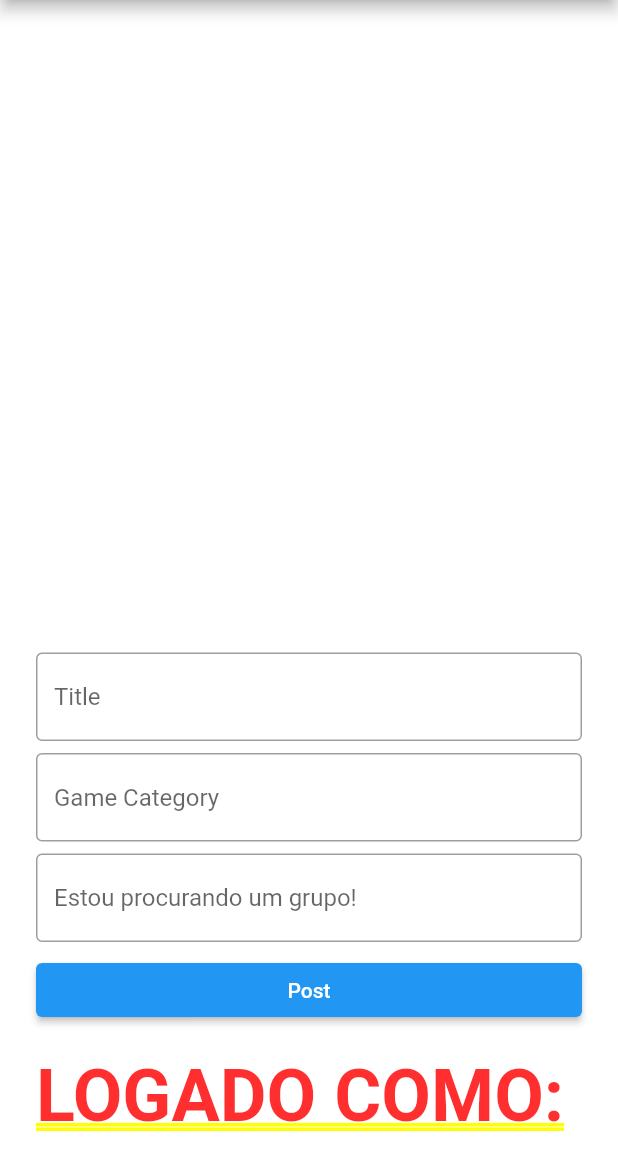
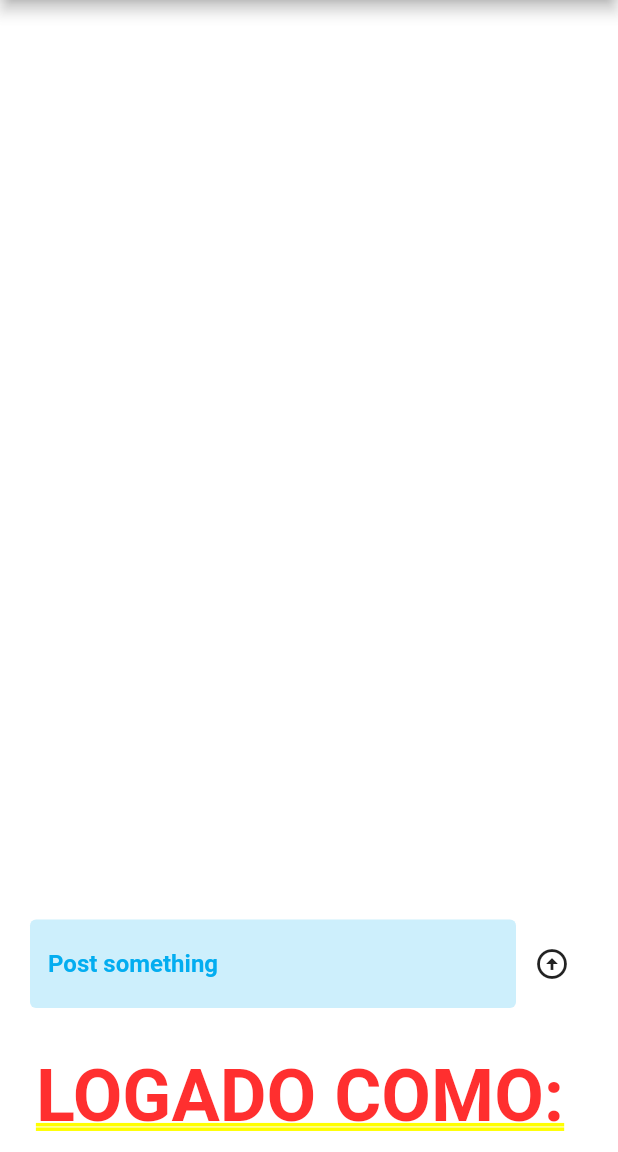
Before and after one commit to PedroPassos87/nuniplay, a Flutter app: the HomePage screen opened directly, on a phone screen of 412 x 824 dp, the part 84-1236 px from its top. Run offline on Flutter 3.47's test engine with Material 2 defaults, Android fonts, the phone set to English and light mode, and no system bars; our stand-ins replace animated_background, cloud_firestore, firebase_auth, firebase_core, flutter_spinkit, google_sign_in and 1 more; accounts and stored records are empty.

Commit message:
post basico funcionando (sem front)

```diff
--- a/lib/components/post.dart
+++ b/lib/components/post_firsttry.dart
@@ -1,3 +1,5 @@
+// trying to make a post class for the first time. 3 distinct fields etc
+
 import 'package:flutter/material.dart';
 
 class Post extends StatelessWidget {
--- a/lib/pages/home_page.dart
+++ b/lib/pages/home_page.dart
@@ -4,7 +4,9 @@ import 'package:cloud_firestore/cloud_firestore.dart';
 import 'package:firebase_auth/firebase_auth.dart';
 import 'package:flutter/material.dart';
 import 'package:uniplay/components/drawer.dart';
-import 'package:uniplay/components/post.dart';
+import 'package:uniplay/components/my_textfieldB.dart';
+import 'package:uniplay/components/post_firsttry.dart';
+import 'package:uniplay/components/post_sectry.dart';
 import 'package:uniplay/pages/profile_page.dart';
 
 class HomePage extends StatefulWidget {
@@ -34,30 +36,28 @@ class _HomePageState extends State<HomePage> {
     );
   }
 
-  // ERROR ???
   // text controllers for each part of the post
-  final titleController = TextEditingController();
-  final bodyController = TextEditingController();
-  final gameCategoryController = TextEditingController();
+  // final titleController = TextEditingController();
+  // final bodyController = TextEditingController();
+  // final gameCategoryController = TextEditingController();
+
+  // text controller
+  final textController = TextEditingController();
 
   //sign out
   void signUserOut() {
     FirebaseAuth.instance.signOut();
   }
 
-  // ERROR ???
+  // method that does the posting itself
   void postMessage() {
     // posts only if theres something on all fields
-    if (titleController.text.isNotEmpty ||
-        bodyController.text.isNotEmpty ||
-        gameCategoryController.text.isNotEmpty) {
+    if (textController.text.isNotEmpty) {
       // stores in firebase
       FirebaseFirestore.instance.collection("User Posts").add({
-        "User Email": currentUser.email,
-        "Post title": titleController.text,
-        "Post body": bodyController.text,
-        "Game Category": gameCategoryController.text,
-        "Timestamp": Timestamp.now(),
+        "Message": textController.text,
+        "UserEmail": currentUser.email,
+        "TimeStamp": Timestamp.now(),
       });
     }
   }
@@ -77,6 +77,8 @@ class _HomePageState extends State<HomePage> {
           ),
         ],
       ),
+
+      // sending posts to db
       body: Column(
         children: [
           Expanded(
@@ -93,66 +95,42 @@ class _HomePageState extends State<HomePage> {
                   return ListView.builder(
                     itemCount: snapshot.data!.docs.length,
                     itemBuilder: (context, index) {
+                      // get the actual post
                       final post = snapshot.data!.docs[index];
-                      return Post(
-                        title: post['Title'],
-                        body: post['Body'],
-                        user: post['User'],
-                        gameCategory: post['Category'],
+                      return BasicPost(
+                        body: post['Message'],
+                        user: post['UserEmail'],
                       );
                     },
                   );
                 } else if (snapshot.hasError) {
                   return Center(
-                    child: Text("Erro ao carregar os dados."),
+                    child: Text('Erro: $snapshot.error.toString()'),
                   );
-                } else {
-                  return CircularProgressIndicator(); // Adicione um indicador de carregamento
                 }
+                return const Center(
+                  child: CircularProgressIndicator(),
+                );
               },
             ),
           ),
 
           // post something
-          Container(
-            margin: EdgeInsets.symmetric(horizontal: 16.0),
-            padding: EdgeInsets.all(8.0),
-            child: Column(
+          Padding(
+            padding: const EdgeInsets.all(20.0),
+            child: Row(
               children: [
-                TextField(
-                  controller: titleController,
-                  decoration: InputDecoration(
-                    hintText: 'Title',
-                    border: OutlineInputBorder(),
+                Expanded(
+                  child: MyTextFieldB(
+                    controller: textController,
+                    hintText: "Post something",
+                    obscureText: false,
                   ),
                 ),
-                SizedBox(height: 8.0),
-                TextField(
-                  controller: gameCategoryController,
-                  decoration: InputDecoration(
-                    hintText: 'Game Category',
-                    border: OutlineInputBorder(),
-                  ),
-                ),
-                SizedBox(height: 8.0),
-                TextField(
-                  controller: bodyController,
-                  decoration: InputDecoration(
-                    hintText: 'Estou procurando um grupo!',
-                    border: OutlineInputBorder(),
-                  ),
-                ),
-                SizedBox(height: 8.0),
-                Row(
-                  children: [
-                    Expanded(
-                      child: ElevatedButton(
-                        onPressed: postMessage,
-                        child: Text('Post'),
-                      ),
-                    ),
-                  ],
-                ),
+                // button
+                IconButton(
+                    onPressed: postMessage,
+                    icon: const Icon(Icons.arrow_circle_up)),
               ],
             ),
           ),
```
Also changed, not shown: lib/components/post_sectry.dart (added, +28 -0 lines).
